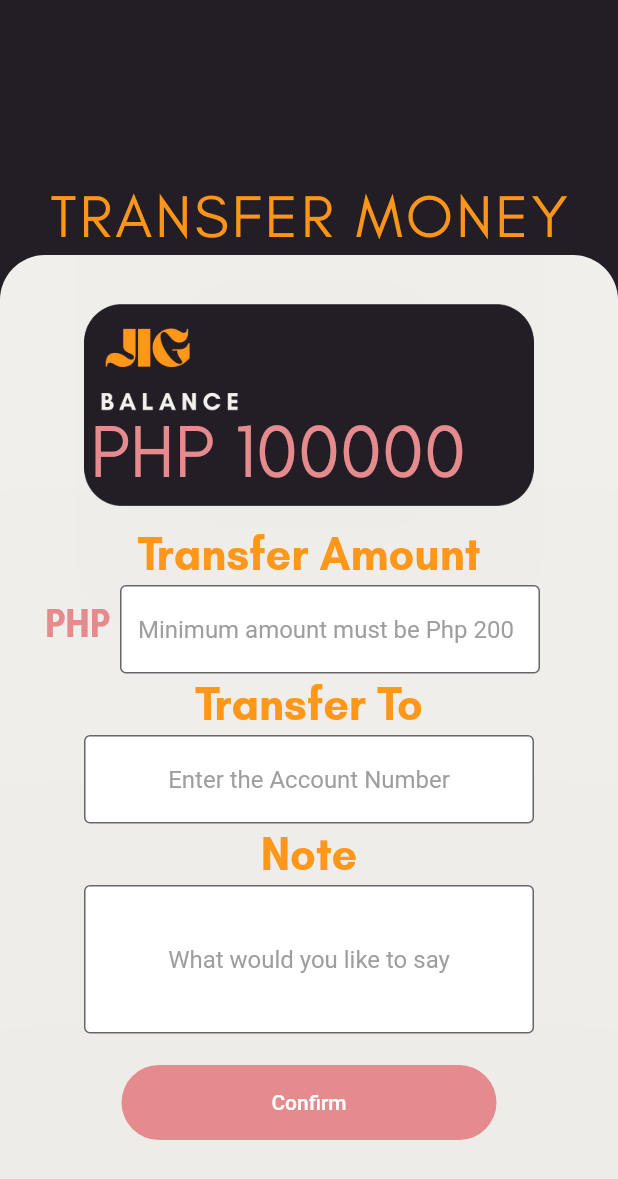
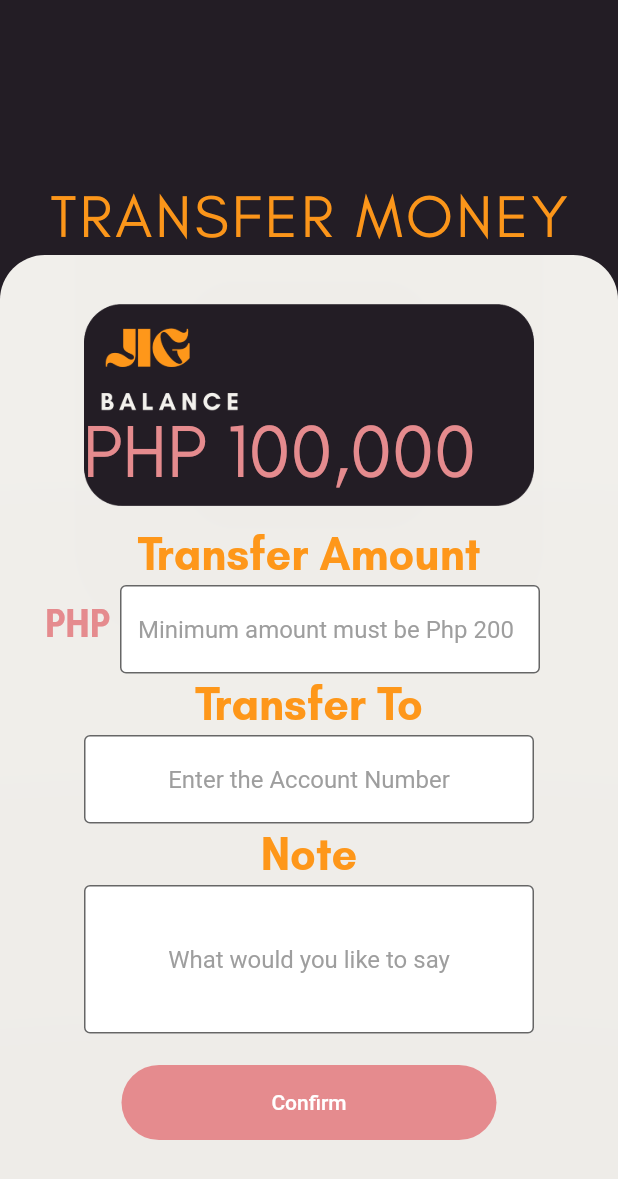
Before and after one commit to maye93/Mobile-Banking, a Flutter app: the TransferMoneyScreen screen opened directly, on a phone screen of 412 x 824 dp. Shown: the top 1179 px of the screen. Run offline on Flutter 3.47's test engine with Material 2 defaults, Android fonts, the phone set to English and light mode, and no system bars; our stand-ins replace font_awesome_flutter.

Commit message:
balance separator added

```diff
--- a/lib/transfer.dart
+++ b/lib/transfer.dart
@@ -1,14 +1,15 @@
 import 'package:flutter/material.dart';
 import 'package:flutter/painting.dart';
 import 'package:flutter/services.dart';
+import 'package:intl/intl.dart';
 int balance = 100000;
+var f = NumberFormat('#,###,###');
 
 class TransferMoneyScreen extends StatelessWidget {
   const TransferMoneyScreen({Key? key}) : super(key: key);
 
   @override
   Widget build(BuildContext context) {
-
     return Scaffold(
       body: Center(
         child: SingleChildScrollView(
@@ -72,8 +73,8 @@ class TransferMoneyScreen extends StatelessWidget {
 
               /////////////////////// BALANCE ////////////////////////
               Positioned(
-                top: 270, left: 60,
-                child: Text("PHP "+balance.toString(),
+                top: 270, left: 55,
+                child: Text("PHP "+f.format(balance).toString(),
                 style: TextStyle(
                   decoration: TextDecoration.none,
                   fontFamily: 'Glacial',
```
Lines whose indentation alone changed are shown as unchanged.
